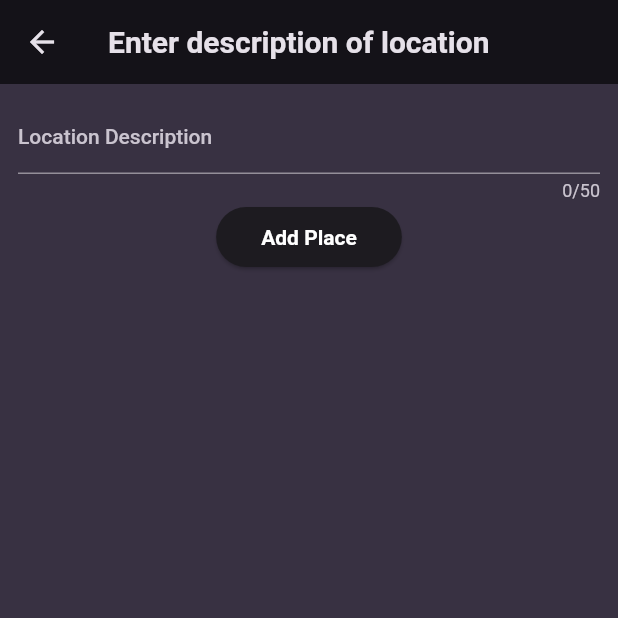
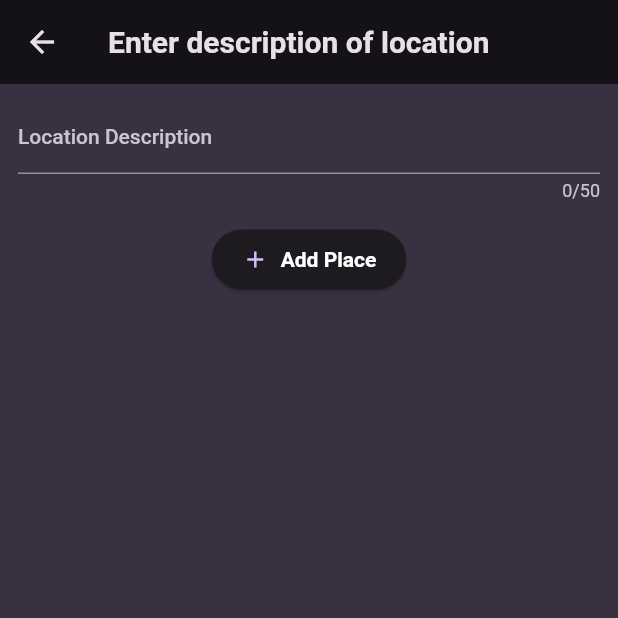
Before and after one commit to notrayo/fav-places-app, a Flutter app: the screen it shows after launch, after a tap on the "add location" icon, on a phone screen of 412 x 824 dp, the top half of it. Run offline on Flutter 3.47's test engine with Material 2 defaults, Android fonts, the phone set to English and light mode, and no system bars; our stand-ins replace flutter_riverpod, google_fonts, riverpod.

```diff
--- a/lib/Screens/add_place_form.dart
+++ b/lib/Screens/add_place_form.dart
@@ -1,11 +1,36 @@
+import 'package:favorite_places/Screens/home_screen.dart';
+import 'package:favorite_places/providers/places_provider.dart';
 import 'package:flutter/material.dart';
+import 'package:flutter_riverpod/flutter_riverpod.dart';
 
-class AddPlace extends StatelessWidget {
+class AddPlace extends ConsumerStatefulWidget {
   AddPlace({super.key});
+
+  @override
+  ConsumerState<AddPlace> createState() => _AddPlaceState();
+}
+
+class _AddPlaceState extends ConsumerState<AddPlace> {
   final _formKey = GlobalKey<FormState>();
 
+  final _locationTitleController = TextEditingController();
+
+  @override
+  void dispose() {
+    _locationTitleController.dispose();
+    super.dispose();
+  }
+
+  //@override
   void _savePlace() {
-    _formKey.currentState!.validate();
+    final enteredText = _locationTitleController.text;
+
+    if (_formKey.currentState!.validate()) {
+      ref.read(userPlacesProvider.notifier).addPlace(enteredText);
+      _locationTitleController.clear();
+      Navigator.of(context)
+          .push(MaterialPageRoute(builder: ((context) => const HomeScreen())));
+    }
   }
 
   @override
@@ -15,16 +40,19 @@ class AddPlace extends StatelessWidget {
         title: const Text('Enter description of location'),
       ),
       body: Padding(
-        padding: EdgeInsets.all(12),
+        padding: const EdgeInsets.all(12),
         child: Form(
             key: _formKey,
             child: Column(
               children: [
                 TextFormField(
+                  controller: _locationTitleController,
                   maxLength: 50,
                   decoration: const InputDecoration(
                     label: Text('Location Description'),
                   ),
+                  style: TextStyle(
+                      color: Theme.of(context).colorScheme.onBackground),
                   validator: (value) {
                     if (value == null ||
                         value.isEmpty ||
@@ -38,18 +66,22 @@ class AddPlace extends StatelessWidget {
                   //   _enteredName = value!;
                   // },
                 ),
-                ElevatedButton(
+                const SizedBox(
+                  height: 15,
+                ),
+                ElevatedButton.icon(
                   onPressed: _savePlace,
+                  icon: const Icon(Icons.add),
                   style: ElevatedButton.styleFrom(
                       shape: RoundedRectangleBorder(
                         borderRadius: BorderRadius.circular(20),
                       ),
                       //backgroundColor: const Color.fromARGB(255, 240, 208, 24),
                       padding: const EdgeInsets.symmetric(
-                        horizontal: 30,
-                        vertical: 12,
+                        horizontal: 20,
+                        vertical: 10,
                       )),
-                  child: const Text(
+                  label: const Text(
                     'Add Place',
                     style: TextStyle(
                         color: Colors.white, fontWeight: FontWeight.bold),
--- a/lib/Screens/home_screen.dart
+++ b/lib/Screens/home_screen.dart
@@ -1,17 +1,15 @@
 import 'package:favorite_places/Screens/add_place_form.dart';
+import 'package:favorite_places/providers/places_provider.dart';
 import 'package:favorite_places/widgets/places_list.dart';
 import 'package:flutter/material.dart';
+import 'package:flutter_riverpod/flutter_riverpod.dart';
 
-class HomeScreen extends StatefulWidget {
+class HomeScreen extends ConsumerWidget {
   const HomeScreen({super.key});
 
   @override
-  State<HomeScreen> createState() => _HomeScreenState();
-}
-
-class _HomeScreenState extends State<HomeScreen> {
-  @override
-  Widget build(BuildContext context) {
+  Widget build(BuildContext context, WidgetRef ref) {
+    final userPlaces = ref.watch(userPlacesProvider);
     return Scaffold(
         appBar: AppBar(
           title: const Text('Added Places ...'),
@@ -31,6 +29,6 @@ class _HomeScreenState extends State<HomeScreen> {
                 ))
           ],
         ),
-        body: PlacesList(places: []));
+        body: PlacesList(places: userPlaces));
   }
 }
--- a/lib/main.dart
+++ b/lib/main.dart
@@ -1,6 +1,8 @@
 import 'package:favorite_places/Screens/home_screen.dart';
 import 'package:flutter/material.dart';
+import 'package:flutter_riverpod/flutter_riverpod.dart';
 import 'package:google_fonts/google_fonts.dart';
+import 'package:riverpod/riverpod.dart';
 
 final colorScheme = ColorScheme.fromSeed(
   brightness: Brightness.dark,
@@ -26,7 +28,7 @@ final theme = ThemeData().copyWith(
 );
 
 void main() {
-  runApp(const MyApp());
+  runApp(const ProviderScope(child: MyApp()));
 }
 
 class MyApp extends StatelessWidget {
--- /dev/null
+++ b/lib/providers/places_provider.dart
@@ -0,0 +1,18 @@
+import 'package:flutter_riverpod/flutter_riverpod.dart';
+import 'package:riverpod/riverpod.dart';
+import '../models/place.dart';
+
+class UserPlacesNotifier extends StateNotifier<List<Place>> {
+  UserPlacesNotifier() : super(const []);
+
+  void addPlace(String title) {
+    final newPlace = Place(title: title);
+
+    state = [newPlace, ...state];
+  }
+}
+
+final userPlacesProvider =
+    StateNotifierProvider<UserPlacesNotifier, List<Place>>(
+  (ref) => UserPlacesNotifier(),
+);
--- a/lib/widgets/places_list.dart
+++ b/lib/widgets/places_list.dart
@@ -15,7 +15,7 @@ class PlacesList extends StatelessWidget {
           'No places have been added yet ...',
           style: Theme.of(context)
               .textTheme
-              .titleMedium!
+              .bodyLarge!
               .copyWith(color: Theme.of(context).colorScheme.onBackground),
         ),
       );
--- a/pubspec.yaml
+++ b/pubspec.yaml
@@ -38,6 +38,8 @@ dependencies:
   cupertino_icons: ^1.0.2
   google_fonts: ^4.0.4
   uuid: ^3.0.7
+  riverpod: ^2.3.7
+  flutter_riverpod: ^2.3.7
 
 dev_dependencies:
   flutter_test:
```
Also changed, not shown: pubspec.lock.
